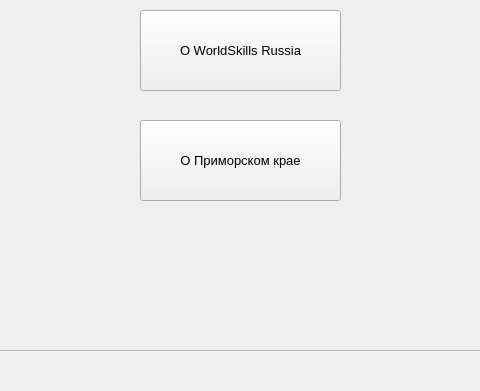
Old version of the form ui_files/DefaultWindowUi.ui in the repository antons201/WorldSkills__CourseWork; both pictures show x 140 to 620 and y 209 to 600 of the 800 by 600 pixel window.
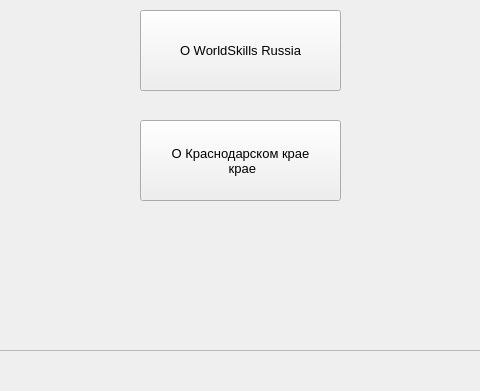
New version of the form.

Patch:
```diff
--- a/ui_files/DefaultWindowUi.ui
+++ b/ui_files/DefaultWindowUi.ui
@@ -100,7 +100,8 @@
       </font>
      </property>
      <property name="text">
-      <string>О Приморском крае</string>
+      <string>О Краснодарском крае
+ крае</string>
      </property>
     </widget>
    </widget>
```
Left out of the diff: 2 changed lines with no effect on the pictures.
